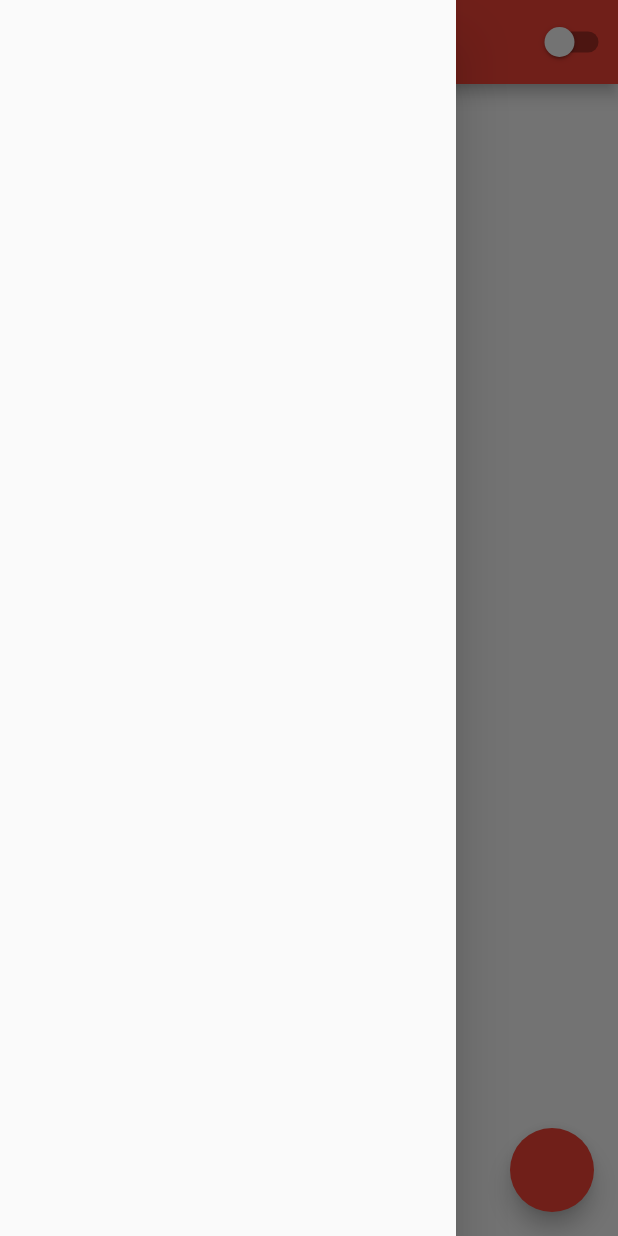
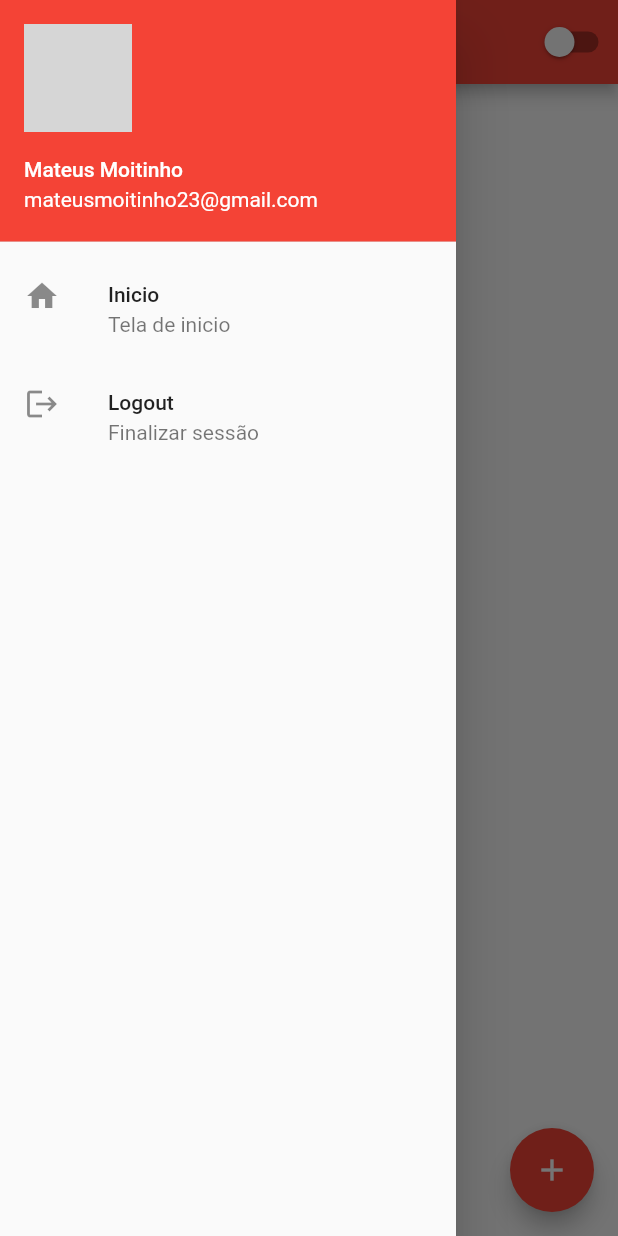
Before and after one commit to hukugan2/projectFlutter, a Flutter app: the HomePage screen opened by its route, with the side drawer open, on a phone screen of 412 x 824 dp. Run offline on Flutter 3.47's test engine with Material 2 defaults, Android fonts, the phone set to English and light mode, and no system bars; grey boxes are pictures that could not be loaded.

Commit message:
Alteração,acrescentando funcionabilidades

```diff
--- a/lib/contacts_page.dart
+++ b/lib/contacts_page.dart
@@ -1,3 +1,4 @@
+import 'package:contatos/home_page.dart';
 import 'package:flutter/material.dart';
 
 main() => runApp(const MyApp());
@@ -36,6 +37,32 @@ class MyHomeState extends State<MyHome> {
   @override
   Widget build(BuildContext context) {
     return Scaffold(
+      drawer: Drawer(
+        child: Column(
+          children: [
+            UserAccountsDrawerHeader(
+                currentAccountPicture: Image.asset('assets/images/user.png'),
+                accountName: Text('Mateus Moitinho'),
+                accountEmail: Text('mateusmoitinho23@gmail.com')),
+            ListTile(
+              leading: Icon(Icons.home),
+              title: Text('Inicio'),
+              subtitle: Text('Tela de inicio'),
+              onTap: () {
+                Navigator.of(context).pushReplacementNamed('/');
+              },
+            ),
+            ListTile(
+              leading: Icon(Icons.logout),
+              title: Text('Logout'),
+              subtitle: Text('Finalizar sessão'),
+              onTap: () {
+                Navigator.of(context).pushReplacementNamed('/');
+              },
+            ),
+          ],
+        ),
+      ),
       appBar: AppBar(
         title: const Text('Lista de Contatos'),
       ),
--- a/lib/home_page.dart
+++ b/lib/home_page.dart
@@ -1,7 +1,6 @@
 import 'package:flutter/material.dart';
 
 import 'app_controller.dart';
-import 'package:contatos/contacts_page.dart';
 
 class HomePage extends StatefulWidget {
   @override
@@ -16,7 +15,32 @@ class HomePageState extends State<HomePage> {
   @override
   Widget build(BuildContext context) {
     return Scaffold(
-        drawer: Drawer(),
+        drawer: Drawer(
+          child: Column(
+            children: [
+              UserAccountsDrawerHeader(
+                  currentAccountPicture: Image.asset('assets/images/user.png'),
+                  accountName: Text('Mateus Moitinho'),
+                  accountEmail: Text('mateusmoitinho23@gmail.com')),
+              ListTile(
+                leading: Icon(Icons.home),
+                title: Text('Inicio'),
+                subtitle: Text('Tela de inicio'),
+                onTap: () {
+                  print('home');
+                },
+              ),
+              ListTile(
+                leading: Icon(Icons.logout),
+                title: Text('Logout'),
+                subtitle: Text('Finalizar sessão'),
+                onTap: () {
+                  Navigator.of(context).pushReplacementNamed('/');
+                },
+              ),
+            ],
+          ),
+        ),
         appBar: AppBar(
           title: Text('Home Page'),
           actions: [
@@ -35,6 +59,7 @@ class HomePageState extends State<HomePage> {
           ),
         ),
         floatingActionButton: FloatingActionButton(
+          child: Icon(Icons.add),
           onPressed: () {
             Navigator.of(context).pushReplacementNamed('/contacts_page');
           },
```
